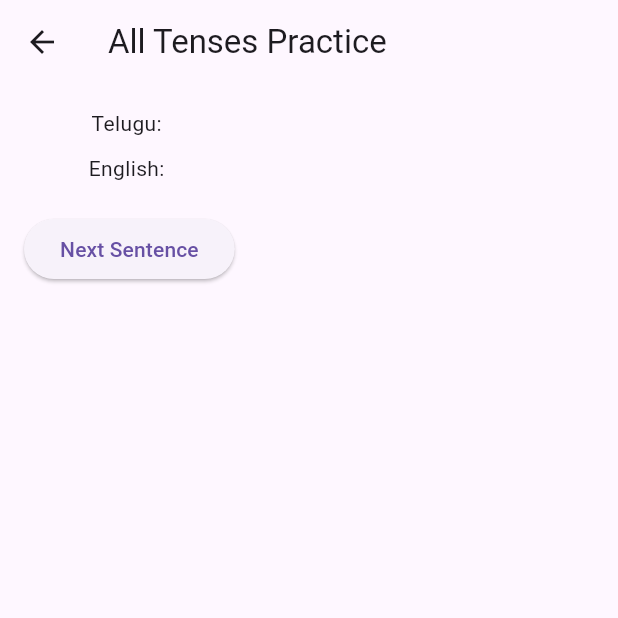
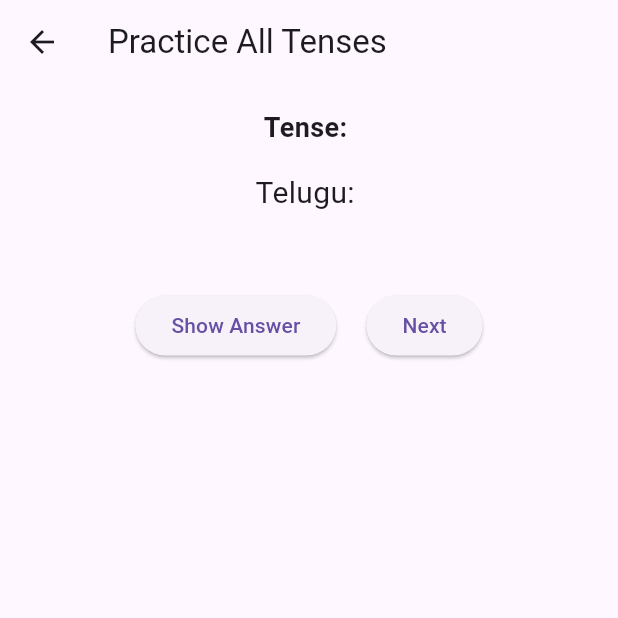
Before and after one commit to spokenenglishpraveen/spoken_english_app, a Flutter app: the AllTensesPage screen opened directly, on a phone screen of 412 x 824 dp, the top half of it. Run offline on Flutter 3.47's test engine with Material 3 defaults, Android fonts, the light colour scheme and no system bars; network calls fail.

Commit message:
Update all_tenses_page.dart

```diff
--- a/frontend/lib/screens/all_tenses_page.dart
+++ b/frontend/lib/screens/all_tenses_page.dart
@@ -8,41 +8,52 @@ class AllTensesPage extends StatefulWidget {
 }
 
 class _AllTensesPageState extends State<AllTensesPage> {
-  String telugu = "";
-  String english = "";
+  String teluguSentence = "";
+  String englishSentence = "";
+  String tense = "";
+  bool showAnswer = false;
 
-  Future<void> fetchSentence() async {
-    final response = await http.get(Uri.parse("http://<your-api-url>/get_random_sentence"));
+  @override
+  void initState() {
+    super.initState();
+    fetchRandomSentence();
+  }
+
+  Future<void> fetchRandomSentence() async {
+    final response = await http.get(Uri.parse('http://127.0.0.1:5000/get_random_sentence'));
     if (response.statusCode == 200) {
       final data = json.decode(response.body);
       setState(() {
-        telugu = data['telugu'];
-        english = data['english'];
+        teluguSentence = data['telugu'];
+        englishSentence = data['english'];
+        tense = data['tense'];
+        showAnswer = false;
       });
     }
   }
 
   @override
-  void initState() {
-    super.initState();
-    fetchSentence();
-  }
-
-  @override
   Widget build(BuildContext context) {
     return Scaffold(
-      appBar: AppBar(title: Text("All Tenses Practice")),
+      appBar: AppBar(title: Text('Practice All Tenses')),
       body: Padding(
-        padding: EdgeInsets.all(16),
+        padding: const EdgeInsets.all(16.0),
         child: Column(
           children: [
-            Text("Telugu: $telugu"),
-            SizedBox(height: 10),
-            Text("English: $english"),
+            Text("Tense: $tense", style: TextStyle(fontSize: 18, fontWeight: FontWeight.bold)),
+            SizedBox(height: 16),
+            Text("Telugu: $teluguSentence", style: TextStyle(fontSize: 20)),
             SizedBox(height: 20),
-            ElevatedButton(
-              child: Text("Next Sentence"),
-              onPressed: fetchSentence,
+            if (showAnswer)
+              Text("English: $englishSentence", style: TextStyle(fontSize: 20, color: Colors.green)),
+            SizedBox(height: 30),
+            Row(
+              mainAxisAlignment: MainAxisAlignment.center,
+              children: [
+                ElevatedButton(onPressed: () => setState(() => showAnswer = true), child: Text('Show Answer')),
+                SizedBox(width: 20),
+                ElevatedButton(onPressed: fetchRandomSentence, child: Text('Next')),
+              ],
             ),
           ],
         ),
```
